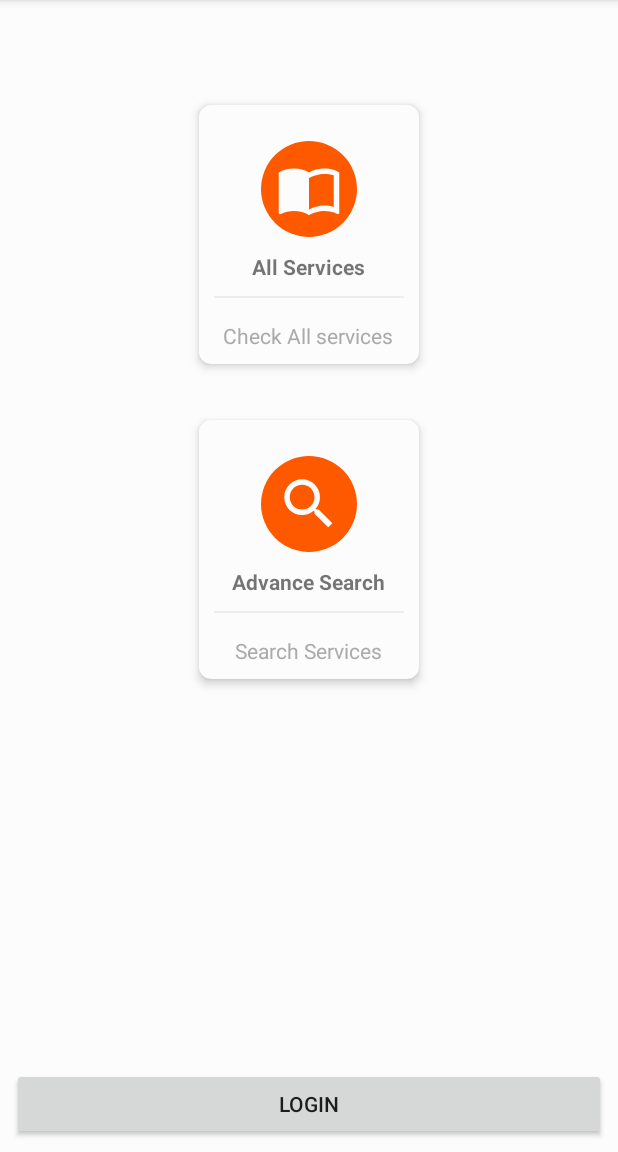
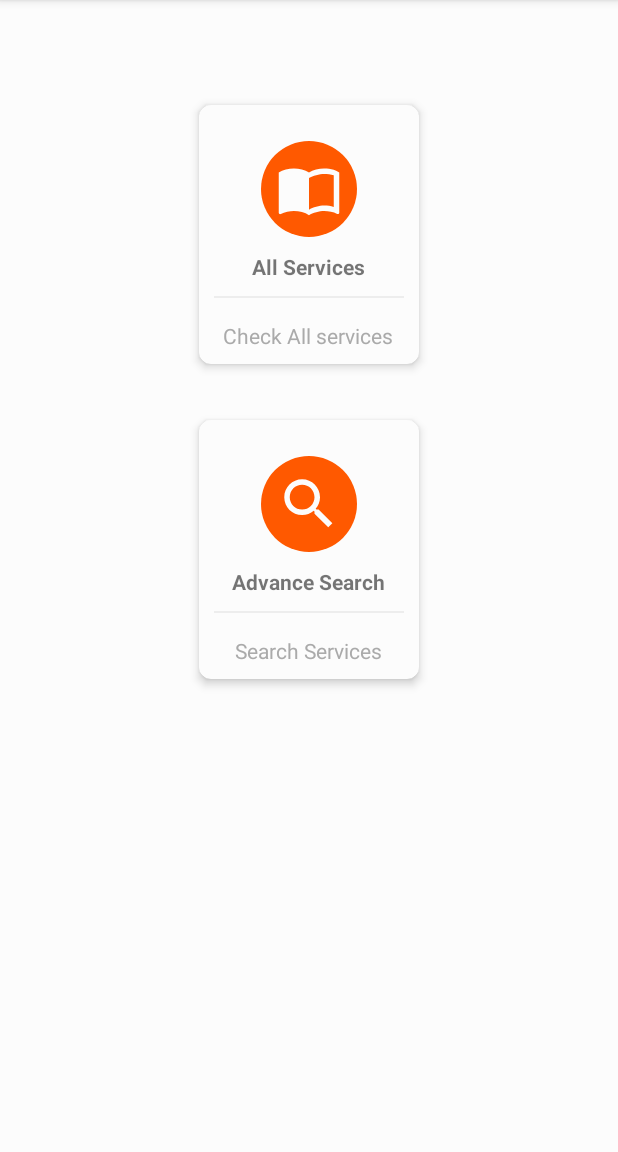
Before and after one commit to 1RomAn7/WomenApp, an Android app: the MainActivity screen opened directly, with no data from a screen before it, on a phone screen of 412 x 824 dp, the part 84-1236 px from its top. Run offline under Robolectric (Android 15) with nearby library versions, the phone set to English and light mode, and no system bars; our stand-ins replace Firebase (no records; nobody signed in at launch, a user with empty details on screens opened directly).

Commit message:
App development finished

```diff
--- a/app/build.gradle
+++ b/app/build.gradle
@@ -33,6 +33,7 @@ dependencies {
     implementation 'com.android.support:recyclerview-v7:26.1.0'
     compile 'com.android.support:cardview-v7:26.1.0'
 
+
 }
 
 
--- a/app/src/main/java/com/dsmp/android/womenapp/MainActivity.java
+++ b/app/src/main/java/com/dsmp/android/womenapp/MainActivity.java
@@ -44,7 +44,7 @@ public class MainActivity extends AppCompatActivity{
 
     List<Service> serviceList;
 
-    Button login;
+   // Button login;
     //Button buttonAllService,buttonLogin;
 
 
@@ -60,7 +60,7 @@ public class MainActivity extends AppCompatActivity{
 
        allService=findViewById(R.id.allServices);
        advanceSearch =findViewById(R.id.advanceSerach);
-       login=findViewById(R.id.login);
+      // login=findViewById(R.id.login);
 
         serviceList = new ArrayList<>();
 
@@ -87,7 +87,7 @@ public class MainActivity extends AppCompatActivity{
            }
        });
 
-       login.setOnClickListener(new View.OnClickListener() {
+       /*login.setOnClickListener(new View.OnClickListener() {
            @Override
            public void onClick(View view) {
 
@@ -96,7 +96,7 @@ public class MainActivity extends AppCompatActivity{
                startActivity(intent);
 
            }
-       });
+       });*/
 
 
 
--- a/app/src/main/res/layout/activity_login.xml
+++ b/app/src/main/res/layout/activity_login.xml
@@ -12,7 +12,9 @@
         android:layout_height="23dp"
         android:layout_marginEnd="8dp"
         android:layout_marginStart="8dp"
+        android:fontFamily="sans-serif-smallcaps"
         android:text="@string/Login_textView"
+        android:textStyle="bold"
         app:layout_constraintEnd_toEndOf="parent"
         app:layout_constraintStart_toStartOf="parent"
         tools:ignore="MissingConstraints"
--- a/app/src/main/res/layout/activity_main.xml
+++ b/app/src/main/res/layout/activity_main.xml
@@ -131,18 +131,5 @@
 
     </LinearLayout>
 
-    <Button
-        android:id="@+id/login"
-        android:layout_width="match_parent"
-        android:layout_height="wrap_content"
-        android:layout_marginBottom="8dp"
-        android:layout_marginEnd="8dp"
-        android:layout_marginStart="8dp"
-        android:text="@string/login_main"
-        app:layout_constraintBottom_toBottomOf="parent"
-        app:layout_constraintEnd_toEndOf="parent"
-        app:layout_constraintStart_toStartOf="parent" />
-
-
 
 </android.support.constraint.ConstraintLayout>
```
